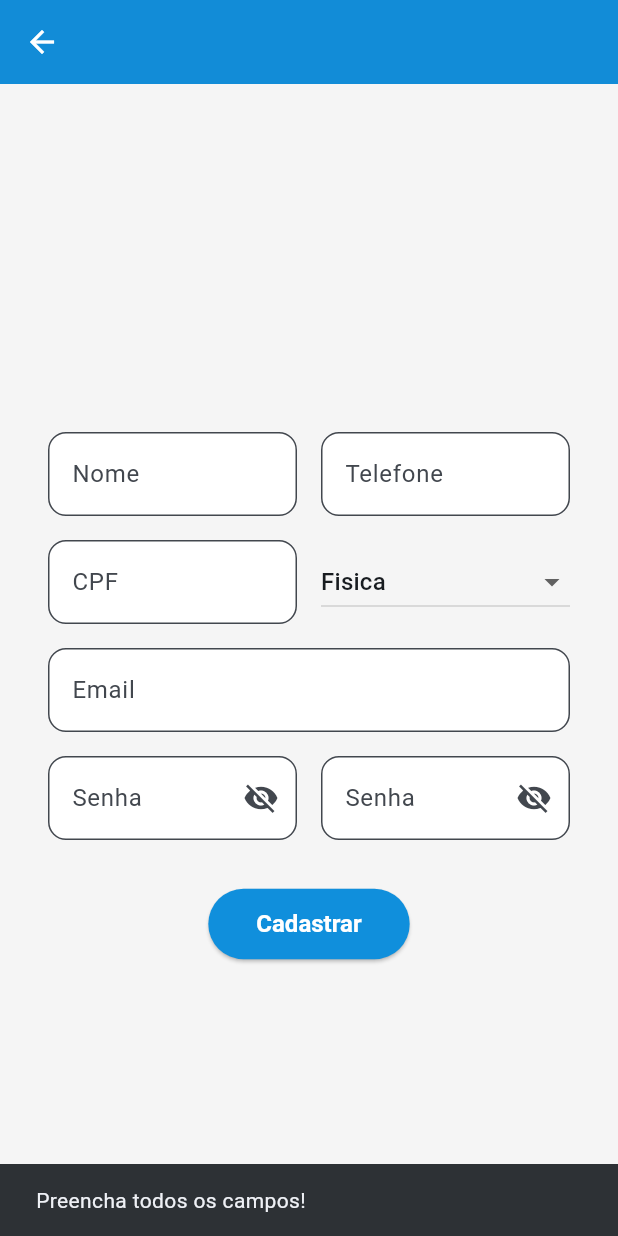
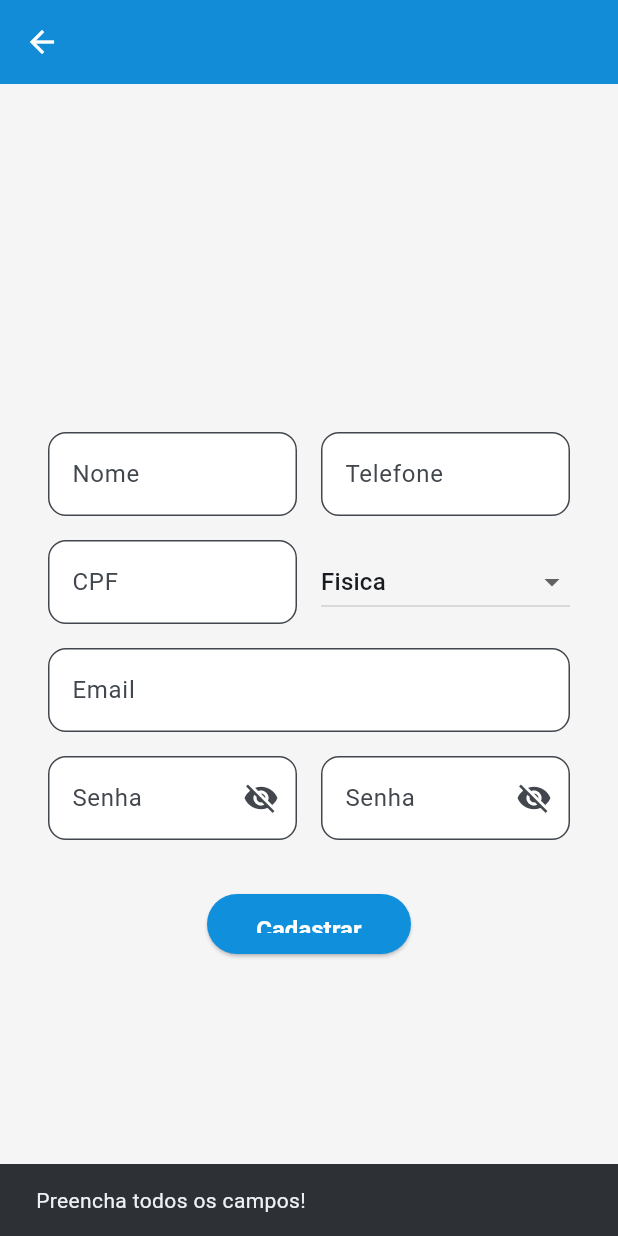
Before and after one commit to P1res2/flutter_techhelp.app, a Flutter app: the RegisterScreen screen opened by its route, after a tap on "Cadastrar", on a phone screen of 412 x 824 dp. Run offline on Flutter 3.47's test engine with Material 3 defaults, Android fonts, the light colour scheme and no system bars; our stand-ins replace flutter_dotenv, mask_text_input_formatter; missing offline and left inert: br_validators.

Commit message:
Pequenas mudanças

```diff
--- a/lib/app/views/register_screen.dart
+++ b/lib/app/views/register_screen.dart
@@ -23,12 +23,12 @@ class _RegisterScreenState extends State<RegisterScreen> {
   final TextEditingController _senha1Controller = TextEditingController();
   final TextEditingController _senha2Controller = TextEditingController();
 
+  bool isLoading = false;
   bool _isPessoaFisica = true;
   String _accountType = "Fisica";
 
   @override
   Widget build(BuildContext context) {
-    final AuthController authController = AuthController(context: context);
     final ScaffoldMessengerState messenger = ScaffoldMessenger.of(context);
     final Validators validators = Validators(context: context);
 
@@ -178,17 +178,18 @@ class _RegisterScreenState extends State<RegisterScreen> {
                               }
 
                               // Registra os dados passados
-                              authController.register(
-                                context: context,
-                                nomeRazao: _nomeController.text,
-                                telefone: _telefoneController.text,
-                                cpfCnpj: _cpfCnpjController.text,
-                                tipo: _accountType,
-                                email: _emailController.text,
-                                password: _senha1Controller.text,
-                              );
+                              _onRegisterButtonClicked();
                             },
-                            child: const Text("Cadastrar"),
+                            style: ElevatedButton.styleFrom(fixedSize: const Size(136, 21)),
+                            child: (isLoading)
+                                ? SizedBox(
+                                    width: 21,
+                                    height: 21,
+                                    child: CircularProgressIndicator(
+                                      color: Colors.white,
+                                    ),
+                                  )
+                                : const Text("Cadastrar"),
                           ),
                         ],
                       ),
@@ -202,4 +203,28 @@ class _RegisterScreenState extends State<RegisterScreen> {
       ),
     );
   }
+
+  Future<void> _onRegisterButtonClicked() async {
+    final AuthController authController = AuthController(context: context);
+
+    if (!isLoading) {
+      setState(() {
+        isLoading = true;
+      });
+
+      await authController.register(
+        context: context,
+        nomeRazao: _nomeController.text,
+        telefone: _telefoneController.text,
+        cpfCnpj: _cpfCnpjController.text,
+        tipo: _accountType,
+        email: _emailController.text,
+        password: _senha1Controller.text,
+      );
+
+      setState(() {
+        isLoading = false;
+      });
+    }
+  }
 }
--- a/lib/app/views/widgets/chamado_widget.dart
+++ b/lib/app/views/widgets/chamado_widget.dart
@@ -58,8 +58,8 @@ class ChamadoWidget extends StatelessWidget {
                   crossAxisAlignment: CrossAxisAlignment.center,
                   children: [
                     Text(
-                      "Prioridade: ${chamado["prioridade"]}",
-                      style: TextStyle(fontSize: 12),
+                      "Prioridade:${chamado["prioridade"]}",
+                      style: TextStyle(fontSize: 10),
                     ),
                     LinearProgressIndicator(
                       value: _getPriority(chamado["prioridade"]),
```
Also changed, not shown: lib/app/utils/plataform_utils.dart (added, +14 -0 lines), lib/app/views/home_screen.dart (+7 -5 lines).
